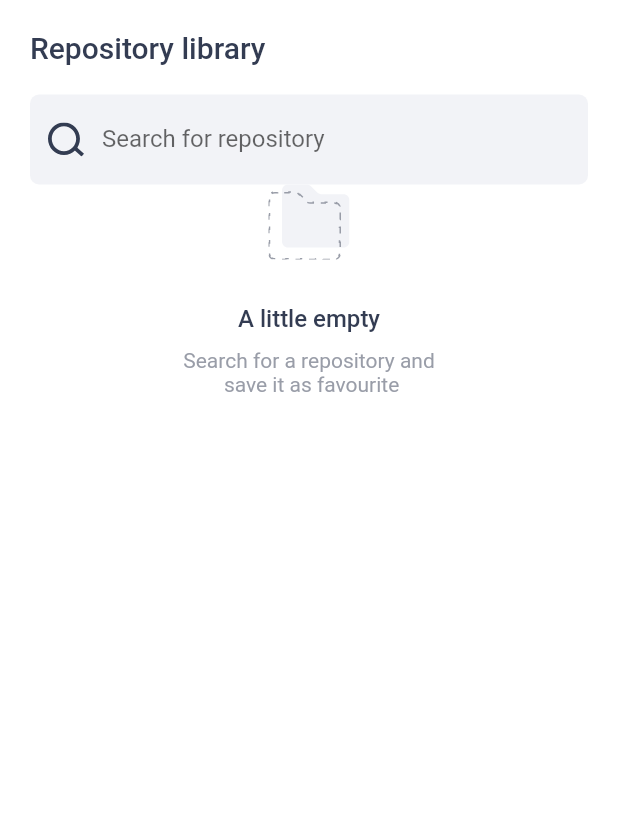
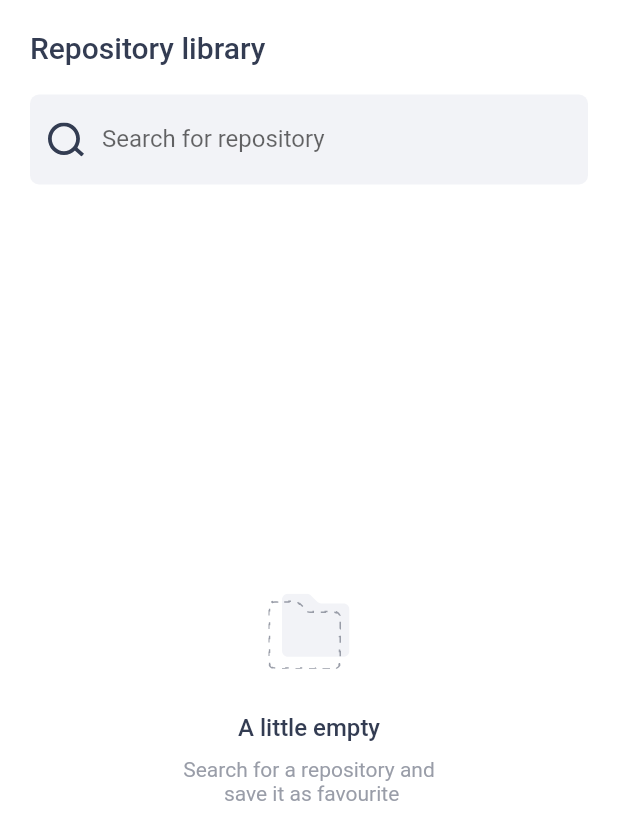
Before and after one commit to MarkcMalloy/gitexplorer, a Flutter app: the screen it shows after launch, on a phone screen of 412 x 824 dp. Shown: the top 840 px of the screen. Run offline on Flutter 3.47's test engine with Material 2 defaults, Android fonts, the phone set to English and light mode, and no system bars; our stand-ins replace flutter_svg, google_fonts.

Commit message:
The result area beneath the search field is now inside a Flex: 5 layout

```diff
--- a/lib/Pages/Search/search_repositories_screen.dart
+++ b/lib/Pages/Search/search_repositories_screen.dart
@@ -31,9 +31,19 @@ class _SearchRepositoriesScreenState extends State<SearchRepositoriesScreen> {
           child: Column(
             crossAxisAlignment: CrossAxisAlignment.start,
             children: [
-              const RepositoryHeadline(),
-              SearchRepositoriesBar(search: getSavedRepositories),
-              showSearchResult()
+              Flexible(
+                flex: 1,
+                child: Wrap(
+                  children: [
+                    const RepositoryHeadline(),
+                    SearchRepositoriesBar(search: getSavedRepositories),
+                  ],
+                ),
+              ),
+              Flexible(
+                flex: 5,
+                child: showSearchResult(),
+              )
             ],
           ),
         ),
```
